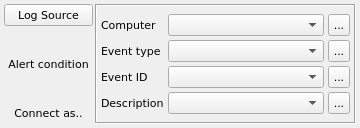
The window that view/method/qNtEventLogWidget.ui (khomchenkovaa/QHostMonitor) describes before a commit, drawn with Qt 5.
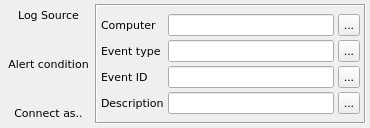
The same window after the commit. The open tabs and pages were chosen to show the change. Icons and pictures are not drawn.

Commit message: Add MsSql + NtEvent

Diff of the .ui file:
```diff
--- a/view/method/qNtEventLogWidget.ui
+++ b/view/method/qNtEventLogWidget.ui
@@ -6,7 +6,7 @@
    <rect>
     <x>0</x>
     <y>0</y>
-    <width>360</width>
+    <width>370</width>
     <height>128</height>
    </rect>
   </property>
@@ -58,7 +58,7 @@
         <bool>false</bool>
        </property>
        <property name="flat">
-        <bool>false</bool>
+        <bool>true</bool>
        </property>
       </widget>
      </item>
@@ -212,40 +212,6 @@
        <property name="verticalSpacing">
         <number>0</number>
        </property>
-       <item row="0" column="0">
-        <widget class="QLabel" name="Label174">
-         <property name="text">
-          <string>Computer</string>
-         </property>
-        </widget>
-       </item>
-       <item row="0" column="1">
-        <widget class="QComboBox" name="logEvCompEdit">
-         <property name="sizePolicy">
-          <sizepolicy hsizetype="Expanding" vsizetype="Fixed">
-           <horstretch>0</horstretch>
-           <verstretch>0</verstretch>
-          </sizepolicy>
-         </property>
-        </widget>
-       </item>
-       <item row="0" column="2">
-        <widget class="QToolButton" name="NtLogBtn1">
-         <property name="maximumSize">
-          <size>
-           <width>22</width>
-           <height>22</height>
-          </size>
-         </property>
-         <property name="text">
-          <string>...</string>
-         </property>
-         <property name="icon">
-          <iconset resource="../../qHostMonitor.qrc">
-           <normaloff>:/img/browse.png</normaloff>:/img/browse.png</iconset>
-         </property>
-        </widget>
-       </item>
        <item row="1" column="0">
         <widget class="QLabel" name="Label175">
          <property name="text">
@@ -253,18 +219,8 @@
          </property>
         </widget>
        </item>
-       <item row="1" column="1">
-        <widget class="QComboBox" name="logTypeEdit">
-         <property name="sizePolicy">
-          <sizepolicy hsizetype="Expanding" vsizetype="Fixed">
-           <horstretch>0</horstretch>
-           <verstretch>0</verstretch>
-          </sizepolicy>
-         </property>
-        </widget>
-       </item>
-       <item row="1" column="2">
-        <widget class="QToolButton" name="NtLogBtn2">
+       <item row="0" column="3">
+        <widget class="QToolButton" name="NtLogBtn1">
          <property name="maximumSize">
           <size>
            <width>22</width>
@@ -287,17 +243,31 @@
          </property>
         </widget>
        </item>
-       <item row="2" column="1">
-        <widget class="QComboBox" name="logIDEdit">
-         <property name="sizePolicy">
-          <sizepolicy hsizetype="Expanding" vsizetype="Fixed">
-           <horstretch>0</horstretch>
-           <verstretch>0</verstretch>
-          </sizepolicy>
+       <item row="0" column="0">
+        <widget class="QLabel" name="Label174">
+         <property name="text">
+          <string>Computer</string>
          </property>
         </widget>
        </item>
-       <item row="2" column="2">
+       <item row="3" column="3">
+        <widget class="QToolButton" name="NtLogBtn4">
+         <property name="maximumSize">
+          <size>
+           <width>22</width>
+           <height>22</height>
+          </size>
+         </property>
+         <property name="text">
+          <string>...</string>
+         </property>
+         <property name="icon">
+          <iconset resource="../../qHostMonitor.qrc">
+           <normaloff>:/img/browse.png</normaloff>:/img/browse.png</iconset>
+         </property>
+        </widget>
+       </item>
+       <item row="2" column="3">
         <widget class="QToolButton" name="NtLogBtn3">
          <property name="maximumSize">
           <size>
@@ -321,32 +291,34 @@
          </property>
         </widget>
        </item>
+       <item row="1" column="3">
+        <widget class="QToolButton" name="NtLogBtn2">
+         <property name="maximumSize">
+          <size>
+           <width>22</width>
+           <height>22</height>
+          </size>
+         </property>
+         <property name="text">
+          <string>...</string>
+         </property>
+         <property name="icon">
+          <iconset resource="../../qHostMonitor.qrc">
+           <normaloff>:/img/browse.png</normaloff>:/img/browse.png</iconset>
+         </property>
+        </widget>
+       </item>
+       <item row="1" column="1">
+        <widget class="QLineEdit" name="editEventType"/>
+       </item>
+       <item row="2" column="1">
+        <widget class="QLineEdit" name="editEventId"/>
+       </item>
        <item row="3" column="1">
-        <widget class="QComboBox" name="LogDescrEdit">
-         <property name="sizePolicy">
-          <sizepolicy hsizetype="Expanding" vsizetype="Fixed">
-           <horstretch>0</horstretch>
-           <verstretch>0</verstretch>
-          </sizepolicy>
-         </property>
-        </widget>
+        <widget class="QLineEdit" name="editDescription"/>
        </item>
-       <item row="3" column="2">
-        <widget class="QToolButton" name="NtLogBtn4">
-         <property name="maximumSize">
-          <size>
-           <width>22</width>
-           <height>22</height>
-          </size>
-         </property>
-         <property name="text">
-          <string>...</string>
-         </property>
-         <property name="icon">
-          <iconset resource="../../qHostMonitor.qrc">
-           <normaloff>:/img/browse.png</normaloff>:/img/browse.png</iconset>
-         </property>
-        </widget>
+       <item row="0" column="1">
+        <widget class="QLineEdit" name="editComputer"/>
        </item>
       </layout>
      </widget>
```
Left out of the diff: 13 changed lines with no effect on the pictures. The commit also changes 11 other files.
